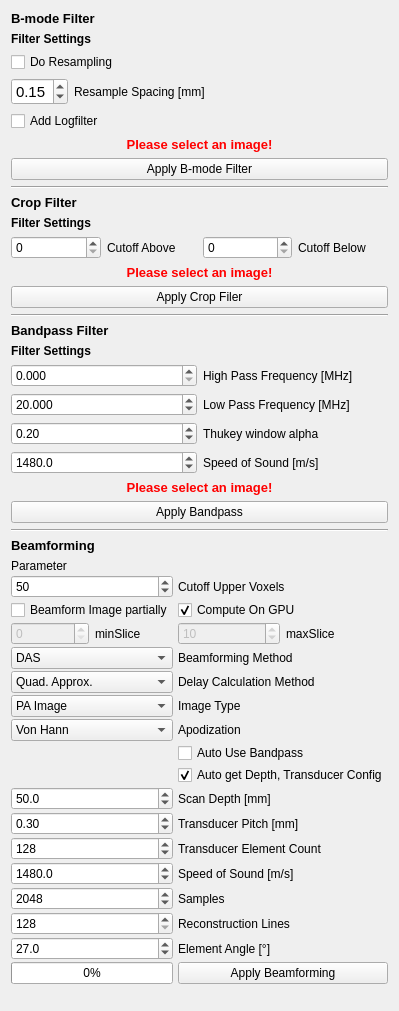
Above: Plugins/org.mitk.gui.qt.photoacoustics.imageprocessing/src/internal/PAImageProcessingControls.ui from MITK/MITK before the change. Below: the same form after it.
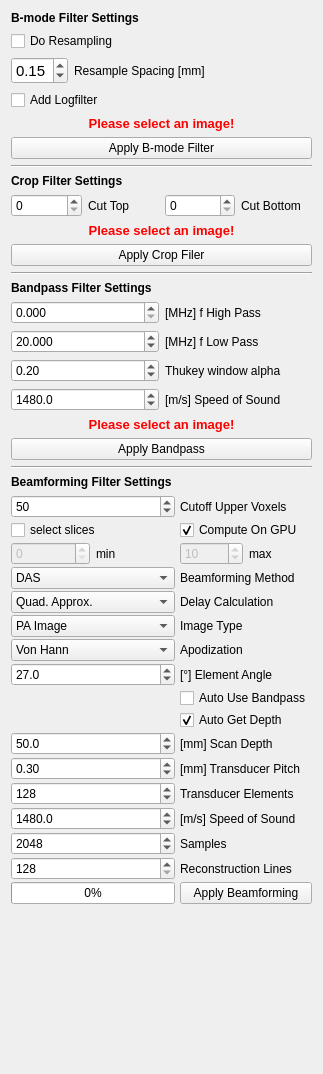
That is the form after the change.

Commit message: tidied up the gui of the PAip plugin

Diff of the .ui file:
```diff
--- a/Plugins/org.mitk.gui.qt.photoacoustics.imageprocessing/src/internal/PAImageProcessingControls.ui
+++ b/Plugins/org.mitk.gui.qt.photoacoustics.imageprocessing/src/internal/PAImageProcessingControls.ui
@@ -6,8 +6,8 @@
    <rect>
     <x>0</x>
     <y>0</y>
-    <width>370</width>
-    <height>875</height>
+    <width>323</width>
+    <height>1074</height>
    </rect>
   </property>
   <property name="minimumSize">
@@ -22,19 +22,12 @@
   <layout class="QVBoxLayout" name="verticalLayout">
    <item>
     <layout class="QVBoxLayout" name="verticalLayout_2">
-     <item>
-      <widget class="QLabel" name="BmodeFilter">
-       <property name="text">
-        <string>&lt;html&gt;&lt;head/&gt;&lt;body&gt;&lt;p&gt;&lt;span style=&quot; font-size:10pt; font-weight:600;&quot;&gt;B-mode Filter&lt;/span&gt;&lt;/p&gt;&lt;/body&gt;&lt;/html&gt;</string>
-       </property>
-      </widget>
-     </item>
      <item>
       <layout class="QVBoxLayout" name="verticalLayout_4">
        <item>
         <widget class="QLabel" name="FilterSettings">
          <property name="text">
-          <string>&lt;html&gt;&lt;head/&gt;&lt;body&gt;&lt;p&gt;&lt;span style=&quot; font-weight:600;&quot;&gt;Filter Settings&lt;/span&gt;&lt;/p&gt;&lt;/body&gt;&lt;/html&gt;</string>
+          <string>&lt;html&gt;&lt;head/&gt;&lt;body&gt;&lt;p&gt;&lt;span style=&quot; font-weight:600;&quot;&gt;B-mode Filter Settings&lt;/span&gt;&lt;/p&gt;&lt;/body&gt;&lt;/html&gt;</string>
          </property>
         </widget>
        </item>
@@ -91,15 +84,15 @@
            </item>
           </layout>
          </item>
-         <item>
-          <widget class="QCheckBox" name="Logfilter">
-           <property name="text">
-            <string>Add Logfilter</string>
-           </property>
-          </widget>
-         </item>
         </layout>
        </item>
+       <item>
+        <widget class="QCheckBox" name="Logfilter">
+         <property name="text">
+          <string>Add Logfilter</string>
+         </property>
+        </widget>
+       </item>
        <item>
         <widget class="QLabel" name="labelWarning">
          <property name="styleSheet">
@@ -135,19 +128,12 @@
        </property>
       </widget>
      </item>
-     <item>
-      <widget class="QLabel" name="CropLabel">
-       <property name="text">
-        <string>&lt;html&gt;&lt;head/&gt;&lt;body&gt;&lt;p&gt;&lt;span style=&quot; font-size:10pt; font-weight:600;&quot;&gt;Crop Filter&lt;/span&gt;&lt;/p&gt;&lt;/body&gt;&lt;/html&gt;</string>
-       </property>
-      </widget>
-     </item>
      <item>
       <layout class="QVBoxLayout" name="verticalLayout_3">
        <item>
         <widget class="QLabel" name="CropSettings">
          <property name="text">
-          <string>&lt;html&gt;&lt;head/&gt;&lt;body&gt;&lt;p&gt;&lt;span style=&quot; font-weight:600;&quot;&gt;Filter Settings&lt;/span&gt;&lt;/p&gt;&lt;/body&gt;&lt;/html&gt;</string>
+          <string>&lt;html&gt;&lt;head/&gt;&lt;body&gt;&lt;p&gt;&lt;span style=&quot; font-weight:600;&quot;&gt;Crop Filter Settings&lt;/span&gt;&lt;/p&gt;&lt;/body&gt;&lt;/html&gt;</string>
          </property>
         </widget>
        </item>
@@ -156,28 +142,28 @@
          <item>
           <widget class="QSpinBox" name="CutoffAbove">
            <property name="maximum">
-            <number>1000000000</number>
+            <number>99999</number>
            </property>
           </widget>
          </item>
          <item>
           <widget class="QLabel" name="label_20">
            <property name="text">
-            <string>Cutoff Above</string>
+            <string>Cut Top</string>
            </property>
           </widget>
          </item>
          <item>
           <widget class="QSpinBox" name="CutoffBelow">
            <property name="maximum">
-            <number>1000000000</number>
+            <number>99999</number>
            </property>
           </widget>
          </item>
          <item>
           <widget class="QLabel" name="label_21">
            <property name="text">
-            <string>Cutoff Below</string>
+            <string>Cut Bottom</string>
            </property>
           </widget>
          </item>
@@ -206,19 +192,12 @@
        </property>
       </widget>
      </item>
-     <item>
-      <widget class="QLabel" name="label_19">
-       <property name="text">
-        <string>&lt;html&gt;&lt;head/&gt;&lt;body&gt;&lt;p&gt;&lt;span style=&quot; font-size:10pt; font-weight:600;&quot;&gt;Bandpass Filter&lt;/span&gt;&lt;/p&gt;&lt;/body&gt;&lt;/html&gt;</string>
-       </property>
-      </widget>
-     </item>
      <item>
       <layout class="QVBoxLayout" name="verticalLayout_6">
        <item>
         <widget class="QLabel" name="label_22">
          <property name="text">
-          <string>&lt;html&gt;&lt;head/&gt;&lt;body&gt;&lt;p&gt;&lt;span style=&quot; font-weight:600;&quot;&gt;Filter Settings&lt;/span&gt;&lt;/p&gt;&lt;/body&gt;&lt;/html&gt;</string>
+          <string>&lt;html&gt;&lt;head/&gt;&lt;body&gt;&lt;p&gt;&lt;span style=&quot; font-weight:600;&quot;&gt;Bandpass Filter Settings&lt;/span&gt;&lt;/p&gt;&lt;/body&gt;&lt;/html&gt;</string>
          </property>
         </widget>
        </item>
@@ -255,14 +234,14 @@
          <item row="0" column="1">
           <widget class="QLabel" name="BPHighLabel">
            <property name="text">
-            <string>High Pass Frequency [MHz]</string>
+            <string>[MHz] f High Pass</string>
            </property>
           </widget>
          </item>
          <item row="1" column="1">
           <widget class="QLabel" name="BPLowLabel">
            <property name="text">
-            <string>Low Pass Frequency [MHz]</string>
+            <string>[MHz] f Low Pass</string>
            </property>
           </widget>
          </item>
@@ -311,7 +290,7 @@
          <item row="3" column="1">
           <widget class="QLabel" name="label_11">
            <property name="text">
-            <string>Speed of Sound [m/s]</string>
+            <string>[m/s] Speed of Sound</string>
            </property>
           </widget>
          </item>
@@ -359,7 +338,7 @@
      <item>
       <widget class="QLabel" name="Beamforming">
        <property name="text">
-        <string>&lt;html&gt;&lt;head/&gt;&lt;body&gt;&lt;p&gt;&lt;span style=&quot; font-size:10pt; font-weight:600;&quot;&gt;Beamforming&lt;/span&gt;&lt;/p&gt;&lt;/body&gt;&lt;/html&gt;</string>
+        <string>&lt;html&gt;&lt;head/&gt;&lt;body&gt;&lt;p&gt;&lt;span style=&quot; font-weight:600;&quot;&gt;Beamforming Filter Settings&lt;/span&gt;&lt;/p&gt;&lt;/body&gt;&lt;/html&gt;</string>
        </property>
       </widget>
      </item>
@@ -371,17 +350,17 @@
        <property name="verticalSpacing">
         <number>2</number>
        </property>
-       <item row="5" column="1">
+       <item row="4" column="1">
         <widget class="QLabel" name="label_8">
          <property name="text">
-          <string>Delay Calculation Method</string>
+          <string>Delay Calculation</string>
          </property>
         </widget>
        </item>
        <item row="18" column="1">
         <widget class="QCheckBox" name="UseImageSpacing">
          <property name="text">
-          <string>Auto get Depth, Transducer Config</string>
+          <string>Auto Get Depth</string>
          </property>
          <property name="checked">
           <bool>true</bool>
@@ -402,7 +381,7 @@
          </property>
         </widget>
        </item>
-       <item row="4" column="1">
+       <item row="3" column="1">
         <widget class="QLabel" name="label_4">
          <property name="text">
           <string>Beamforming Method</string>
@@ -412,7 +391,7 @@
        <item row="19" column="1">
         <widget class="QLabel" name="label">
          <property name="text">
-          <string>Scan Depth [mm]</string>
+          <string>[mm] Scan Depth</string>
          </property>
         </widget>
        </item>
@@ -444,7 +423,7 @@
        <item row="22" column="1">
         <widget class="QLabel" name="label_5">
          <property name="text">
-          <string>Transducer Element Count</string>
+          <string>Transducer Elements</string>
          </property>
         </widget>
        </item>
@@ -470,7 +449,7 @@
        <item row="21" column="1">
         <widget class="QLabel" name="label_3">
          <property name="text">
-          <string>Transducer Pitch [mm]</string>
+          <string>[mm] Transducer Pitch</string>
          </property>
         </widget>
        </item>
@@ -554,33 +533,17 @@
          </property>
         </widget>
        </item>
-       <item row="26" column="0">
-        <widget class="QDoubleSpinBox" name="Angle">
-         <property name="sizePolicy">
-          <sizepolicy hsizetype="Preferred" vsizetype="Fixed">
-           <horstretch>0</horstretch>
-           <verstretch>0</verstretch>
-          </sizepolicy>
-         </property>
-         <property name="decimals">
-          <number>1</number>
-         </property>
-         <property name="minimum">
-          <double>1.000000000000000</double>
+       <item row="27" column="0">
+        <widget class="QProgressBar" name="progressBar">
+         <property name="enabled">
+          <bool>true</bool>
          </property>
          <property name="value">
-          <double>27.000000000000000</double>
+          <number>0</number>
          </property>
         </widget>
        </item>
-       <item row="26" column="1">
-        <widget class="QLabel" name="label_9">
-         <property name="text">
-          <string>Element Angle [°]</string>
-         </property>
-        </widget>
-       </item>
-       <item row="1" column="0">
+       <item row="0" column="0">
         <widget class="QSpinBox" name="Cutoff">
          <property name="sizePolicy">
           <sizepolicy hsizetype="Preferred" vsizetype="Fixed">
@@ -589,7 +552,7 @@
           </sizepolicy>
          </property>
          <property name="maximum">
-          <number>500</number>
+          <number>900</number>
          </property>
          <property name="singleStep">
           <number>10</number>
@@ -599,24 +562,14 @@
          </property>
         </widget>
        </item>
-       <item row="1" column="1">
+       <item row="0" column="1">
         <widget class="QLabel" name="label_12">
          <property name="text">
           <string>Cutoff Upper Voxels</string>
          </property>
         </widget>
        </item>
-       <item row="27" column="0">
-        <widget class="QProgressBar" name="progressBar">
-         <property name="enabled">
-          <bool>true</bool>
-         </property>
-         <property name="value">
-          <number>0</number>
-         </property>
-        </widget>
-       </item>
-       <item row="4" column="0">
+       <item row="3" column="0">
         <widget class="QComboBox" name="BFAlgorithm">
          <property name="sizePolicy">
           <sizepolicy hsizetype="Preferred" vsizetype="Fixed">
@@ -636,7 +589,7 @@
          </item>
         </widget>
        </item>
-       <item row="5" column="0">
+       <item row="4" column="0">
         <widget class="QComboBox" name="DelayCalculation">
          <property name="sizePolicy">
           <sizepolicy hsizetype="Preferred" vsizetype="Fixed">
@@ -656,8 +609,14 @@
          </item>
         </widget>
        </item>
-       <item row="6" column="0">
+       <item row="5" column="0">
         <widget class="QComboBox" name="ImageType">
+         <property name="sizePolicy">
+          <sizepolicy hsizetype="Preferred" vsizetype="Fixed">
+           <horstretch>0</horstretch>
+           <verstretch>0</verstretch>
+          </sizepolicy>
+         </property>
          <item>
           <property name="text">
            <string>PA Image</string>
@@ -670,22 +629,21 @@
          </item>
         </widget>
        </item>
-       <item row="6" column="1">
+       <item row="5" column="1">
         <widget class="QLabel" name="label_10">
          <property name="text">
           <string>Image Type</string>
          </property>
         </widget>
        </item>
-       <item row="0" column="0">
-        <widget class="QLabel" name="label_15">
-         <property name="text">
-          <string>Parameter</string>
-         </property>
-        </widget>
-       </item>
-       <item row="7" column="0">
+       <item row="6" column="0">
         <widget class="QComboBox" name="Apodization">
+         <property name="sizePolicy">
+          <sizepolicy hsizetype="Preferred" vsizetype="Fixed">
+           <horstretch>0</horstretch>
+           <verstretch>0</verstretch>
+          </sizepolicy>
+         </property>
          <item>
           <property name="text">
            <string>Von Hann</string>
@@ -703,7 +661,7 @@
          </item>
         </widget>
        </item>
-       <item row="7" column="1">
+       <item row="6" column="1">
         <widget class="QLabel" name="label_16">
          <property name="text">
           <string>Apodization</string>
@@ -738,11 +696,11 @@
        <item row="23" column="1">
         <widget class="QLabel" name="label_2">
          <property name="text">
-          <string>Speed of Sound [m/s]</string>
+          <string>[m/s] Speed of Sound</string>
          </property>
         </widget>
        </item>
-       <item row="3" column="0">
+       <item row="2" column="0">
         <layout class="QHBoxLayout" name="horizontalLayout_2">
          <item>
           <widget class="QSpinBox" name="boundLow">
@@ -750,7 +708,7 @@
             <bool>false</bool>
            </property>
            <property name="maximum">
-            <number>999999999</number>
+            <number>99999</number>
            </property>
           </widget>
          </item>
@@ -760,13 +718,13 @@
             <string>minimal beamformed slice</string>
            </property>
            <property name="text">
-            <string>minSlice</string>
+            <string>min</string>
            </property>
           </widget>
          </item>
         </layout>
        </item>
-       <item row="3" column="1">
+       <item row="2" column="1">
         <layout class="QHBoxLayout" name="horizontalLayout_3">
          <item>
           <widget class="QSpinBox" name="boundHigh">
@@ -774,7 +732,7 @@
             <bool>false</bool>
            </property>
            <property name="maximum">
-            <number>999999999</number>
+            <number>99999</number>
            </property>
            <property name="value">
             <number>10</number>
@@ -787,20 +745,27 @@
             <string>Maximal beamformed slice</string>
            </property>
            <property name="text">
-            <string>maxSlice</string>
+            <string>max</string>
            </property>
           </widget>
          </item>
         </layout>
        </item>
-       <item row="2" column="0">
+       <item row="28" column="0">
+        <widget class="QLabel" name="ProgressInfo">
+         <property name="text">
+          <string/>
+         </property>
+        </widget>
+       </item>
+       <item row="1" column="0">
         <widget class="QCheckBox" name="Partial">
          <property name="text">
-          <string>Beamform Image partially</string>
+          <string>select slices</string>
          </property>
         </widget>
        </item>
-       <item row="2" column="1">
+       <item row="1" column="1">
         <widget class="QCheckBox" name="UseGPU">
          <property name="text">
           <string>Compute On GPU</string>
@@ -827,6 +792,35 @@
          </property>
         </widget>
        </item>
+       <item row="7" column="0">
+        <widget class="QDoubleSpinBox" name="Angle">
+         <property name="sizePolicy">
+          <sizepolicy hsizetype="Preferred" vsizetype="Fixed">
+           <horstretch>0</horstretch>
+           <verstretch>0</verstretch>
+          </sizepolicy>
+         </property>
+         <property name="decimals">
+          <number>1</number>
+         </property>
+         <property name="minimum">
+          <double>1.000000000000000</double>
+         </property>
+         <property name="maximum">
+          <double>180.000000000000000</double>
+         </property>
+         <property name="value">
+          <double>27.000000000000000</double>
+         </property>
+        </widget>
+       </item>
+       <item row="7" column="1">
+        <widget class="QLabel" name="label_9">
+         <property name="text">
+          <string>[°] Element Angle</string>
+         </property>
+        </widget>
+       </item>
       </layout>
      </item>
     </layout>
```
Left out of the diff: 7 changed lines with no effect on the pictures.
